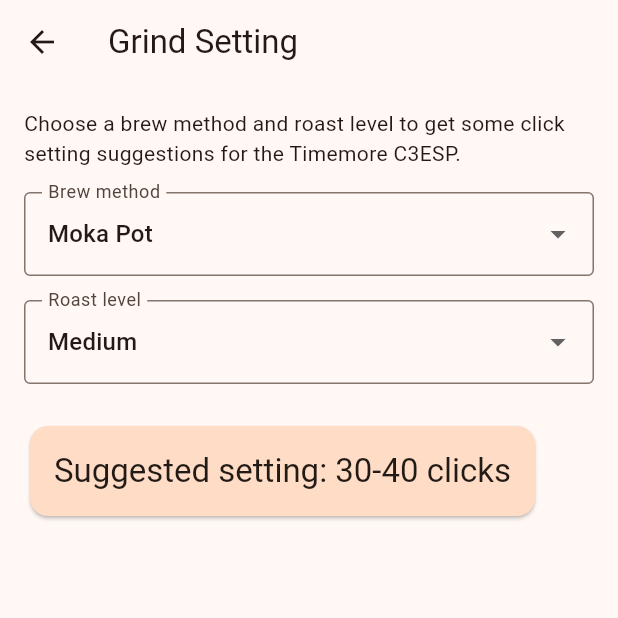
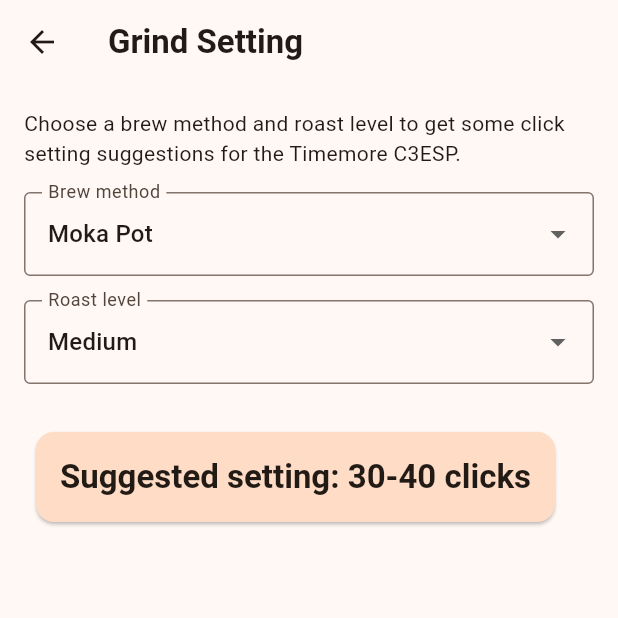
Before and after one commit to Blue-Cynic/Personal-Coffee-App, a Flutter app: the screen it shows after launch, after a tap on "Grind Setting", on a phone screen of 412 x 824 dp, the top half of it. Run offline on Flutter 3.47's test engine with Material 3 defaults, Android fonts, the phone set to English and light mode, and no system bars; our stand-ins replace device_preview, hive_ce_flutter; accounts and stored records are empty.

Commit message:
Update - transferred theme from main to its own file

```diff
--- a/lib/main.dart
+++ b/lib/main.dart
@@ -2,6 +2,7 @@
 import 'package:flutter/material.dart';
 import 'Package:hive_ce_flutter/hive_ce_flutter.dart';
 import 'screens/home_screen.dart';
+import 'theme.dart';
 
 void main() async {
   WidgetsFlutterBinding.ensureInitialized();
@@ -29,10 +30,7 @@
       locale: DevicePreview.locale(context),
       builder: DevicePreview.appBuilder,
 
-      theme: ThemeData(
-        useMaterial3: true,
-        colorScheme: ColorScheme.fromSeed(seedColor: const Color(0xFF6F4E37)),
-      ),
+      theme: appTheme,
 
       home: const HomeScreen(),
     );
--- /dev/null
+++ b/lib/theme.dart
@@ -0,0 +1,25 @@
+import 'package:flutter/material.dart';
+
+class AppSpacing {
+  static const double xs = 4;
+  static const double sm = 8;
+  static const double md = 16;
+  static const double lg = 24;
+}
+
+final appTheme = ThemeData(
+  useMaterial3: true,
+  colorScheme: ColorScheme.fromSeed(
+    seedColor: const Color(0xFF6F4E37),
+    brightness: Brightness.light,
+  ),
+  textTheme: const TextTheme(
+    titleLarge: TextStyle(fontSize: 22, fontWeight: FontWeight.bold),
+    bodyLarge: TextStyle(fontSize: 16, fontWeight: FontWeight.normal),
+    labelSmall: TextStyle(fontSize: 12, color: Color(0xFF8A6E5C)),
+  ),
+  cardTheme: const CardThemeData(margin: EdgeInsets.all(AppSpacing.sm)),
+  filledButtonTheme: FilledButtonThemeData(
+    style: FilledButton.styleFrom(minimumSize: const Size.fromHeight(48)),
+  ),
+);
```
